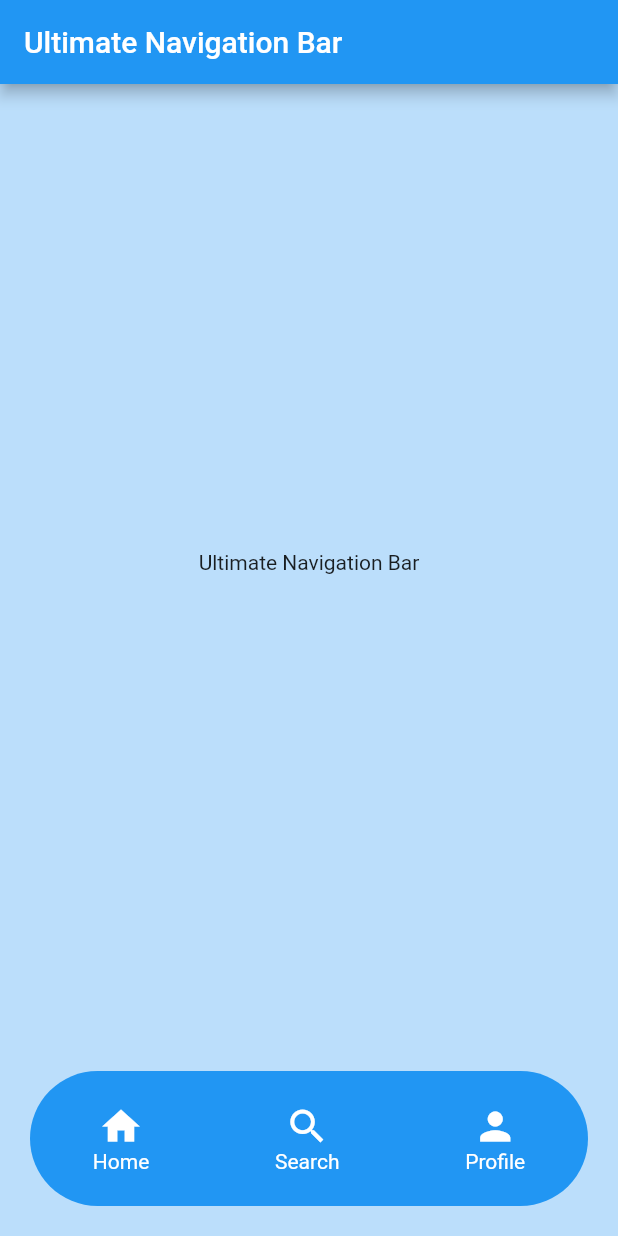
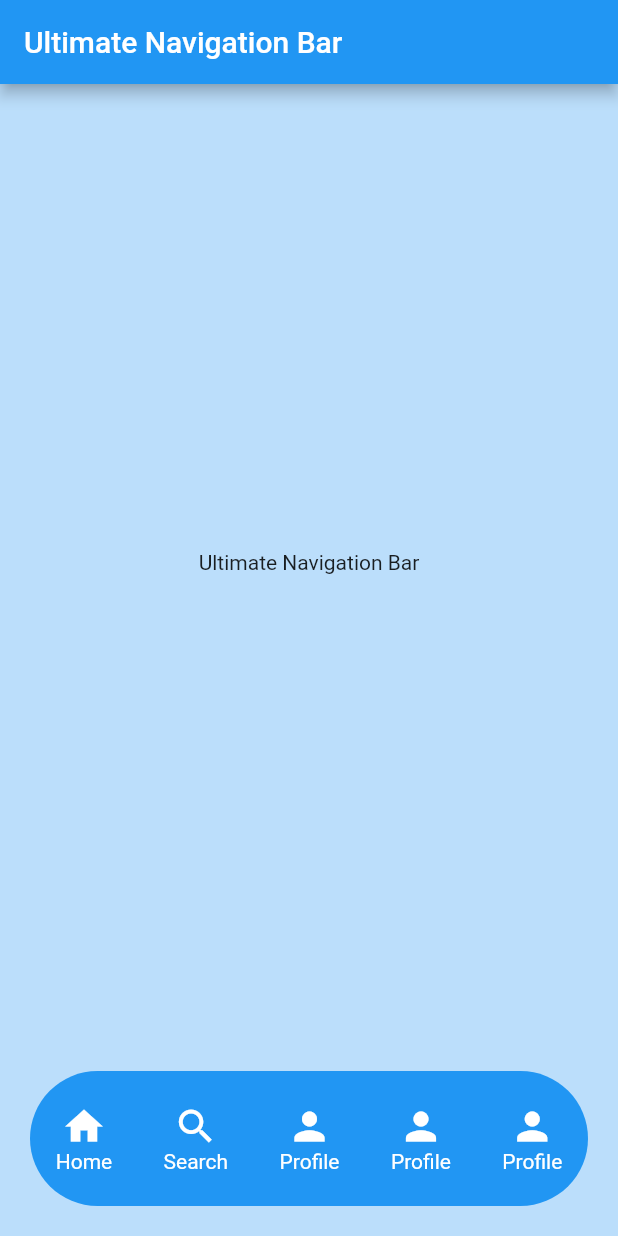
Before and after one commit to UltimateNavBar/ultimate_navigation_bar, a Flutter app: the screen it shows after launch, after a tap on "Profile", on a phone screen of 412 x 824 dp. Run offline on Flutter 3.47's test engine with Material 2 defaults, Android fonts, the phone set to English and light mode, and no system bars.

Commit message:
throw exception when nav bar has more than 5 items

```diff
--- a/example/lib/main.dart
+++ b/example/lib/main.dart
@@ -56,6 +56,18 @@ class _MyAppState extends State<MyApp> {
                   onTap: () {
                     print('tapped');
                   }),
+              NavBarItem(
+                  label: 'Profile',
+                  icon: Icons.person,
+                  onTap: () {
+                    print('tapped');
+                  }),
+              NavBarItem(
+                  label: 'Profile',
+                  icon: Icons.person,
+                  onTap: () {
+                    print('tapped');
+                  }),
             ]),
       ),
     );
--- a/lib/src/nav_bar.dart
+++ b/lib/src/nav_bar.dart
@@ -22,6 +22,11 @@ class UltimateNavBar extends StatelessWidget {
   }) : super(key: key);
 
   generateItems(List<NavBarItem> items) {
+
+    if (items.length > 5) {
+      throw Exception('You can\'t have more than 5 items in the navigation bar');
+    }
+
     return items
         .map((item) => InkWell(
               onTap: item.onTap,
```
